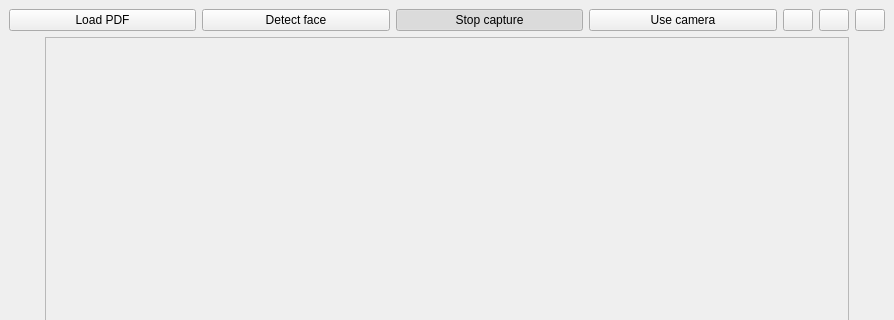
First picture: the form in mainwindow.ui, repository adizquier/TFG, before the edit; both pictures show x 0 to 894 and y 0 to 320 of the 894 by 718 pixel window.
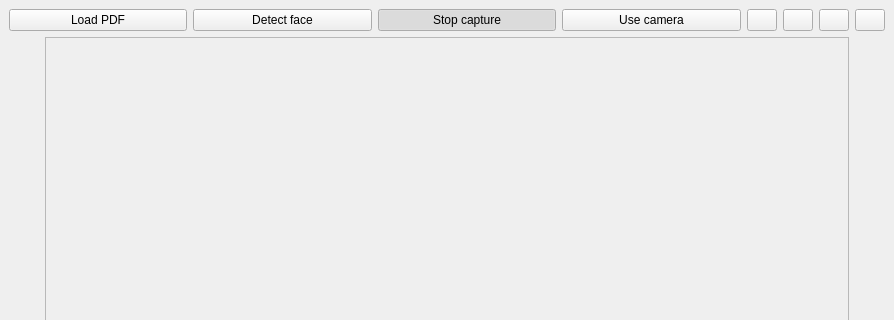
Second picture: the form after the edit.

Commit message: Adiccion del procesamiento de la partitura con Audiveris y boton de play para la partitura

What changed in the file:
```diff
--- a/mainwindow.ui
+++ b/mainwindow.ui
@@ -88,6 +88,19 @@
           </property>
          </widget>
         </item>
+        <item>
+         <widget class="QPushButton" name="play_buttom">
+          <property name="maximumSize">
+           <size>
+            <width>30</width>
+            <height>30</height>
+           </size>
+          </property>
+          <property name="text">
+           <string/>
+          </property>
+         </widget>
+        </item>
         <item>
          <widget class="QPushButton" name="useCameraButtom">
           <property name="sizePolicy">
```
The commit also changes 10 other files.
